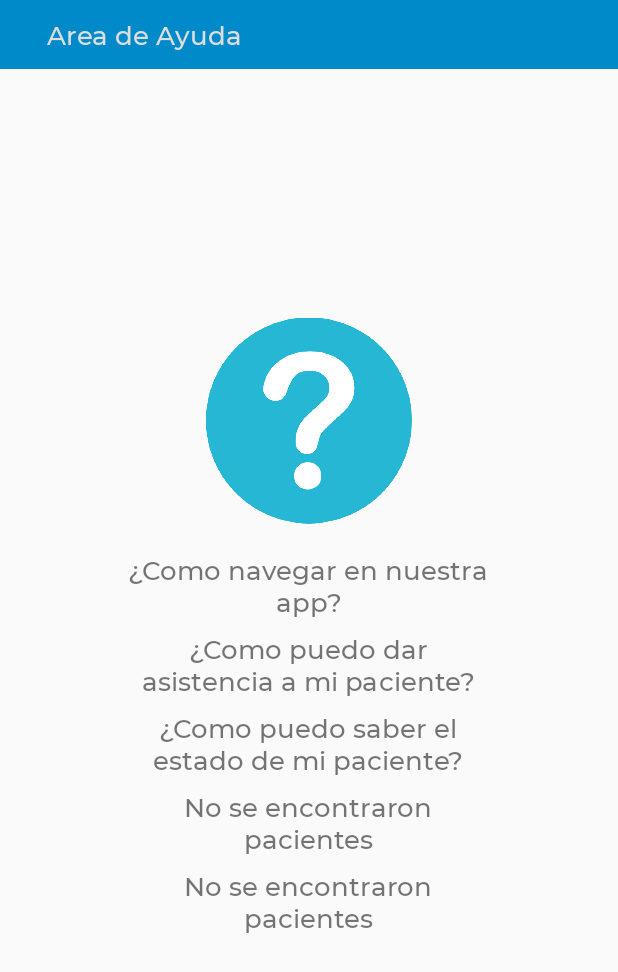
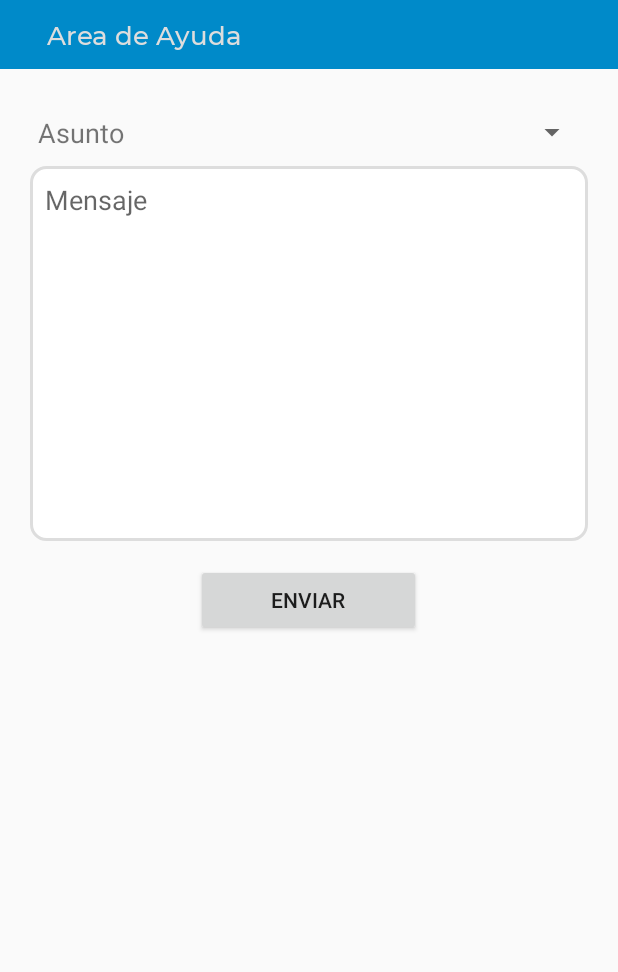
Before and after one commit to Jorge-Andres-Moreno/app-doctor, an Android app: the layout activity_help.xml on its own in the app's theme, with its tools: preview values and no code run, on a phone screen of 412 x 824 dp. Shown: the top 972 px of the screen. Run offline under Robolectric (Android 15) with nearby library versions, the light colour scheme and no system bars.

Commit message:
Añadido Nuevo Help, Intent para las vistas, EditText con bordes curvos

```diff
--- a/app/src/main/java/medical/utils/NetworkConstants.java
+++ b/app/src/main/java/medical/utils/NetworkConstants.java
@@ -4,7 +4,7 @@ import okhttp3.MediaType;
 
 public class NetworkConstants {
 
-    public static final MediaType JSON = MediaType.get("application/json; charset=utf-8");
+    /*public static final MediaType JSON = MediaType.get("application/json; charset=utf-8");*/
 
     public static final String URL = "http://ec2-52-90-248-159.compute-1.amazonaws.com/";
     public static final String PATH_HELP = "help";
--- a/app/src/main/res/drawable/rounded_corners.xml
+++ b/app/src/main/res/drawable/rounded_corners.xml
@@ -4,7 +4,7 @@
     android:shape="rectangle"
     android:padding="30dp">
     <solid android:color="#FFFFFF"/>
-    <corners android:radius="20dp"/>
+    <corners android:radius="10dp"/>
     <stroke
         android:width="2dp"
         android:color="#DDDDDD"/>
--- a/app/src/main/res/layout/activity_help.xml
+++ b/app/src/main/res/layout/activity_help.xml
@@ -6,8 +6,13 @@
 
     <RelativeLayout
         android:layout_width="match_parent"
+        android:layout_height="match_parent"><!--android:layout_below="@id/drawer_layout"-->
+
+
+        <LinearLayout
+            android:layout_width="match_parent"
             android:layout_height="match_parent"
-        ><!--android:layout_below="@id/drawer_layout"-->
+            android:orientation="vertical">
 
             <TextView
                 android:layout_width="match_parent"
@@ -20,75 +25,54 @@
                 android:textColor="@color/almost_white"
                 android:textSize="@dimen/text_size_normal" />
 
-
             <LinearLayout
                 android:id="@+id/help_view"
                 android:layout_width="match_parent"
-            android:layout_height="match_parent"
+                android:layout_height="wrap_content"
+                android:layout_margin="20dp"
                 android:gravity="center"
                 android:orientation="vertical">
 
-            <ImageView
-                android:id="@+id/imageView"
-                android:layout_width="137dp"
-                android:layout_height="159dp"
-                app:srcCompat="@drawable/question" />
+                <LinearLayout
+                    android:layout_width="match_parent"
+                    android:layout_height="wrap_content"
+                    android:orientation="horizontal">
 
                     <TextView
-                android:id="@+id/help"
-                android:layout_width="250sp"
+                        android:id="@+id/textView"
+                        android:layout_width="80dp"
                         android:layout_height="wrap_content"
-                android:layout_centerHorizontal="true"
-                android:layout_marginTop="@dimen/text_size_ant"
-                android:fontFamily="@font/montserrat_medium"
-                android:gravity="center"
-                android:text="@string/helpoption1"
-                android:textSize="@dimen/text_size_normal" />
+                        android:paddingLeft="5dp"
+                        android:paddingTop="10dp"
+                        android:paddingBottom="10dp"
+                        android:text="@string/mailsubject"
+                        android:textSize="18sp" />
 
-            <TextView
-                android:id="@+id/help2"
-                android:layout_width="250sp"
+                    <Spinner
+                        android:id="@+id/spinner"
+                        android:layout_width="match_parent"
+                        android:layout_height="match_parent" />
+
+                </LinearLayout>
+
+                <EditText
+                    android:id="@+id/editText5"
+                    android:layout_width="match_parent"
+                    android:layout_height="250dp"
+                    android:background="@drawable/rounded_corners"
+                    android:ems="10"
+                    android:gravity="top"
+                    android:hint="Mensaje"
+                    android:inputType="textPersonName"
+                    android:padding="10dp" />
+
+                <Button
+                    android:id="@+id/button2"
+                    android:layout_width="150dp"
                     android:layout_height="wrap_content"
-                android:layout_centerHorizontal="true"
-                android:layout_marginTop="@dimen/text_size_ant"
-                android:fontFamily="@font/montserrat_medium"
-                android:gravity="center"
-                android:text="@string/helpoption2"
-                android:textSize="@dimen/text_size_normal" />
-
-            <TextView
-                android:id="@+id/help3"
-                android:layout_width="250sp"
-                android:layout_height="wrap_content"
-                android:layout_centerHorizontal="true"
-                android:layout_marginTop="@dimen/text_size_ant"
-                android:fontFamily="@font/montserrat_medium"
-                android:gravity="center"
-                android:text="@string/helpoption3"
-                android:textSize="@dimen/text_size_normal" />
-
-            <TextView
-                android:id="@+id/help4"
-                android:layout_width="250sp"
-                android:layout_height="wrap_content"
-                android:layout_centerHorizontal="true"
-                android:layout_marginTop="@dimen/text_size_ant"
-                android:fontFamily="@font/montserrat_medium"
-                android:gravity="center"
-                android:text="@string/deviceLost"
-                android:textSize="@dimen/text_size_normal" />
-
-            <TextView
-                android:id="@+id/help5"
-                android:layout_width="250sp"
-                android:layout_height="wrap_content"
-                android:layout_centerHorizontal="true"
-                android:layout_marginTop="@dimen/text_size_ant"
-                android:fontFamily="@font/montserrat_medium"
-                android:gravity="center"
-                android:text="@string/deviceLost"
-                android:textSize="@dimen/text_size_normal" />
-
+                    android:layout_marginTop="15dp"
+                    android:text="@string/sendmail" />
+            </LinearLayout>
         </LinearLayout>
 
     </RelativeLayout>
--- a/app/src/main/res/values/string.xml
+++ b/app/src/main/res/values/string.xml
@@ -3,9 +3,9 @@
     <string name="app_name">My Application</string>
     <string name="deviceLost">No se encontraron pacientes</string>
     <string name="email">email</string>
-    <string name="login_large">Sesion larga</string>
+    <string name="login_large">Iniciar</string>
     <string name="password">Contraseña</string>
-    <string name="passwordLost">Perdio la contraseña</string>
+    <string name="passwordLost">¿Has olvidado tu contraseña?</string>
     <string name="login">Sesion</string>
     <string name="personal_information">Datos Personales</string>
     <string name="name">Nombre</string>
@@ -17,16 +17,27 @@
     <string name="patientlist">Lista de pacientes</string>
     <string name="Open">Open</string>
     <string name="Close">Close</string>
+
     <string name="helpzone">Area de Ayuda</string>
-    <string name="helpoption1">¿Como navegar en nuestra app?</string>
-    <string name="helpoption2">¿Como puedo dar asistencia a mi paciente?</string>
-    <string name="helpoption3">¿Como puedo saber el estado de mi paciente?</string>
+    <string name="mailsubject">Asunto</string>
+    <string name="option1">Peticion</string>
+    <string name="option2">Quejas</string>
+    <string name="option3">Reclamos</string>
+    <string name="sendmail">Enviar</string>
+
+
 
     <string name="Home">INICIO</string>
-
 
     <string name="navigation_drawer_open">Open navigation drawer</string>
     <string name="navigation_drawer_close">Close navigation drawer</string>
 
+    <string name="paymethod">Metodo de pago</string>
+    <string name="paydetails">Detalles de pago</string>
+    <string name="numbercard">Numero de tarjeta</string>
+    <string name="expirydate">Fecha de vencimiento</string>
+    <string name="cvcode">Codigo CV</string>
+    <string name="totalpay">Total a pagar</string>
+
 
 </resources>
```
Also changed, not shown: app/src/main/AndroidManifest.xml (+8 -0 lines), app/src/main/java/medical/help/HelpActivity.java (+45 -0 lines), app/src/main/java/medical/home/HomeActivity.java (+14 -6 lines), app/src/main/java/medical/login/AgentLogin.java (+4 -7 lines), app/src/main/java/medical/login/LoginActivity.java (+11 -0 lines), app/src/main/java/medical/profile/ProfileActivity.java (+12 -0 lines), app/src/main/res/layout-v26/activity_profile.xml (+18 -8 lines), app/src/main/res/layout/activity_login.xml (+5 -19 lines), app/src/main/res/layout/activity_profile.xml (+1 -18 lines), app/src/main/res/menu/navigation_menu.xml (+1 -7 lines). Lines whose indentation alone changed are shown as unchanged.
